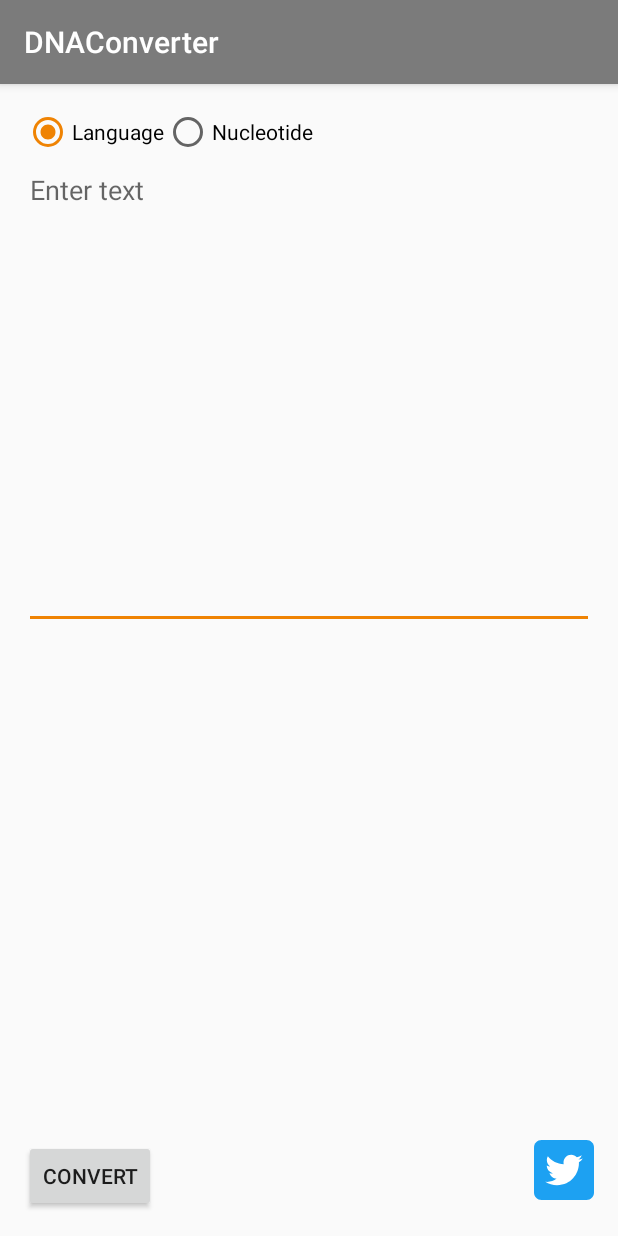
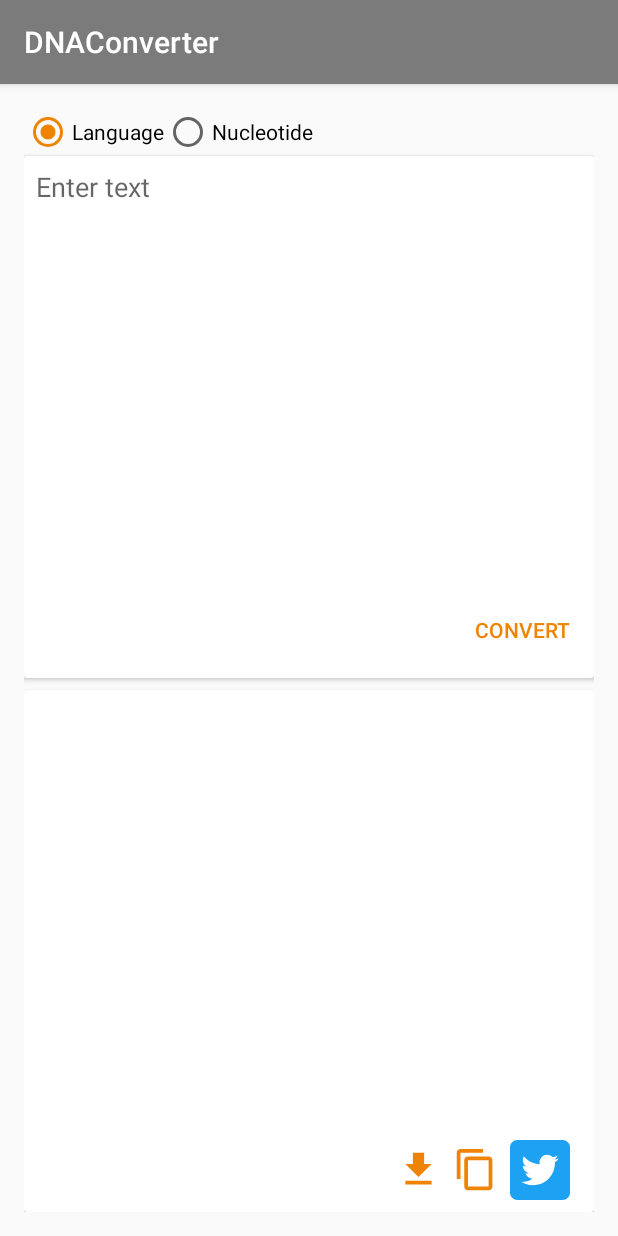
Before and after one commit to adventam10/DNAConverter-android, an Android app: the screen it shows after launch (MainActivity), on a phone screen of 412 x 824 dp. Run offline under Robolectric (Android 15) with nearby library versions, the light colour scheme and no system bars.

Commit message:
Add copy button

```diff
--- a/DNAConverter/app/build.gradle
+++ b/DNAConverter/app/build.gradle
@@ -32,4 +32,5 @@ dependencies {
     testImplementation 'junit:junit:4.12'
     androidTestImplementation 'androidx.test.ext:junit:1.1.0'
     androidTestImplementation 'androidx.test.espresso:espresso-core:3.1.1'
+    implementation 'androidx.cardview:cardview:1.0.0'
 }
--- a/DNAConverter/app/src/main/java/am10/dnaconverter/DNAConverterModel.kt
+++ b/DNAConverter/app/src/main/java/am10/dnaconverter/DNAConverterModel.kt
@@ -52,7 +52,6 @@ class DNAConverterModel {
 
     fun isInvalidDNA(text: String?): Boolean {
         if (text.isNullOrEmpty() || text.length%2!=0) {
-            println("a: $text")
             return true
         }
         if (Regex("""[ATCG]+""").matchEntire(text)?.value == null) {
--- a/DNAConverter/app/src/main/java/am10/dnaconverter/MainActivity.kt
+++ b/DNAConverter/app/src/main/java/am10/dnaconverter/MainActivity.kt
@@ -1,5 +1,7 @@
 package am10.dnaconverter
 
+import android.content.ClipData
+import android.content.ClipboardManager
 import android.content.Context
 import androidx.appcompat.app.AppCompatActivity
 import android.os.Bundle
@@ -55,6 +57,19 @@ class MainActivity : AppCompatActivity() {
             val intent = Intent(Intent.ACTION_VIEW, model.getTwitterURL(hashTag))
             startActivity(intent)
         }
+        val downloadButton: ImageButton = findViewById(R.id.image_button_download)
+        downloadButton.setOnClickListener {
+            hideKeyboard()
+            setTexts()
+        }
+        val copyButton: ImageButton = findViewById(R.id.image_button_copy)
+        copyButton.setOnClickListener {
+            hideKeyboard()
+            setTexts()
+            val clipboard = getSystemService(Context.CLIPBOARD_SERVICE) as ClipboardManager
+            clipboard.setPrimaryClip(ClipData.newPlainText(R.string.mode_dna.toString(), model.convertedText))
+            Toast.makeText(this , R.string.copy_message, Toast.LENGTH_SHORT).show();
+        }
     }
 
     private fun hideKeyboard() {
--- /dev/null
+++ b/DNAConverter/app/src/main/res/drawable/ic_content_copy.xml
@@ -0,0 +1,5 @@
+<vector android:height="30dp" android:tint="#EF8303"
+    android:viewportHeight="24.0" android:viewportWidth="24.0"
+    android:width="30dp" xmlns:android="http://schemas.android.com/apk/res/android">
+    <path android:fillColor="#FF000000" android:pathData="M16,1L4,1c-1.1,0 -2,0.9 -2,2v14h2L4,3h12L16,1zM19,5L8,5c-1.1,0 -2,0.9 -2,2v14c0,1.1 0.9,2 2,2h11c1.1,0 2,-0.9 2,-2L21,7c0,-1.1 -0.9,-2 -2,-2zM19,21L8,21L8,7h11v14z"/>
+</vector>
--- /dev/null
+++ b/DNAConverter/app/src/main/res/drawable/ic_file_download.xml
@@ -0,0 +1,5 @@
+<vector android:height="30dp" android:tint="#EF8303"
+    android:viewportHeight="24.0" android:viewportWidth="24.0"
+    android:width="30dp" xmlns:android="http://schemas.android.com/apk/res/android">
+    <path android:fillColor="#FF000000" android:pathData="M19,9h-4V3H9v6H5l7,7 7,-7zM5,18v2h14v-2H5z"/>
+</vector>
--- a/DNAConverter/app/src/main/res/layout/activity_main.xml
+++ b/DNAConverter/app/src/main/res/layout/activity_main.xml
@@ -5,7 +5,6 @@
     android:layout_width="match_parent"
     android:layout_height="match_parent"
     tools:context=".MainActivity">
-
     <LinearLayout
         android:layout_width="match_parent"
         android:layout_height="match_parent"
@@ -28,7 +27,14 @@
                 android:layout_height="wrap_content"
                 android:text="@string/mode_dna" />
         </RadioGroup>
-
+        <androidx.cardview.widget.CardView
+            android:layout_width="match_parent"
+            android:layout_height="0dp"
+            android:layout_weight="1">
+            <LinearLayout
+                android:layout_width="match_parent"
+                android:layout_height="match_parent"
+                android:orientation="vertical">
                 <EditText
                     android:id="@+id/edit_text_original"
                     android:layout_width="match_parent"
@@ -37,29 +43,79 @@
                     android:inputType="textMultiLine"
                     android:textSize="18sp"
                     android:gravity="top|left"
+                    android:background="#00000000"
+                    android:padding="8dp"
                     android:hint="@string/original_place_holder" />
-
+                <LinearLayout
+                    android:layout_width="match_parent"
+                    android:layout_height="wrap_content"
+                    android:orientation="horizontal"
+                    android:layout_marginTop="8dp"
+                    android:layout_marginBottom="8dp"
+                    android:layout_marginStart="16dp"
+                    android:layout_marginEnd="16dp">
+                    <View
+                        android:layout_width="0dp"
+                        android:layout_height="1dp"
+                        android:layout_weight="1"
+                        />
+                    <Button
+                        android:id="@+id/button_convert"
+                        android:layout_width="wrap_content"
+                        android:layout_height="wrap_content"
+                        android:text="@string/convert"
+                        android:minWidth="0dp"
+                        android:textColor="@color/colorAccent"
+                        android:background="@null"/>
+                </LinearLayout>
+            </LinearLayout>
+        </androidx.cardview.widget.CardView>
+        <androidx.cardview.widget.CardView
+            android:layout_width="match_parent"
+            android:layout_height="0dp"
+            android:layout_weight="1"
+            android:layout_marginTop="8dp">
+            <LinearLayout
+                android:layout_width="match_parent"
+                android:layout_height="match_parent"
+                android:orientation="vertical">
                 <TextView
                     android:id="@+id/text_view_converted"
                     android:layout_width="match_parent"
-            android:layout_height="wrap_content"
+                    android:layout_height="0dp"
                     android:layout_weight="1"
+                    android:padding="8dp"
                     android:textSize="18sp"
                     android:textIsSelectable="true" />
                 <LinearLayout
                     android:layout_width="match_parent"
                     android:layout_height="wrap_content"
-            android:orientation="horizontal">
-            <Button
-                android:id="@+id/button_convert"
-                android:layout_width="wrap_content"
-                android:layout_height="wrap_content"
-                android:text="@string/convert" />
+                    android:orientation="horizontal"
+                    android:layout_marginTop="8dp"
+                    android:layout_marginBottom="8dp"
+                    android:layout_marginStart="16dp"
+                    android:layout_marginEnd="16dp">
                     <View
                         android:layout_width="0dp"
                         android:layout_height="1dp"
                         android:layout_weight="1"
                         />
+                    <ImageButton
+                        android:id="@+id/image_button_download"
+                        android:layout_width="wrap_content"
+                        android:layout_height="wrap_content"
+                        app:srcCompat="@drawable/ic_file_download"
+                        android:layout_marginRight="8dp"
+                        android:background="@null"
+                        android:layout_gravity="center_vertical"/>
+                    <ImageButton
+                        android:id="@+id/image_button_copy"
+                        android:layout_width="wrap_content"
+                        android:layout_height="wrap_content"
+                        app:srcCompat="@drawable/ic_content_copy"
+                        android:layout_marginRight="8dp"
+                        android:background="@null"
+                        android:layout_gravity="center_vertical"/>
                     <ImageButton
                         android:id="@+id/image_button_twitter"
                         android:layout_width="wrap_content"
@@ -68,4 +124,6 @@
                         android:background="@null"/>
                 </LinearLayout>
             </LinearLayout>
+        </androidx.cardview.widget.CardView>
+    </LinearLayout>
 </androidx.constraintlayout.widget.ConstraintLayout>
--- a/DNAConverter/app/src/main/res/values/strings.xml
+++ b/DNAConverter/app/src/main/res/values/strings.xml
@@ -7,4 +7,5 @@
     <string name="error_message">impossible😕</string>
     <string name="original_place_holder">Enter text</string>
     <string name="hash_tag">DNAConverter</string>
+    <string name="copy_message">Result copied</string>
 </resources>
```
Also changed, not shown: 2 other files. Lines whose indentation alone changed are shown as unchanged.
